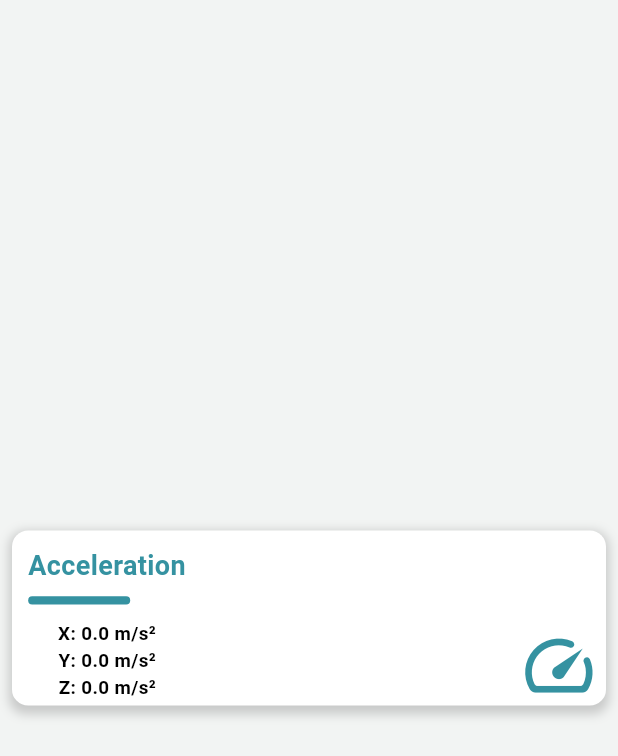
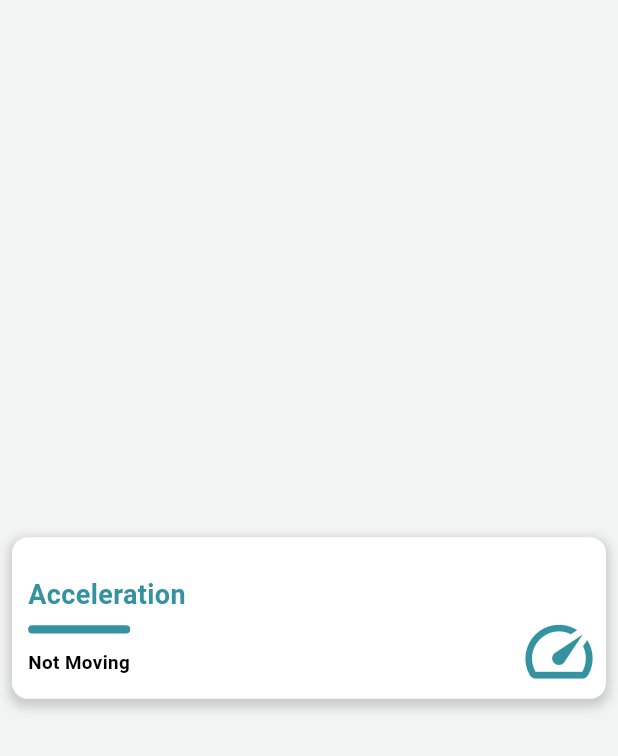
Before and after one commit to fadymonier/Fit-Pulse, a Flutter app: the AccelerationWidget widget shown alone on an empty page, opened directly, on a phone screen of 412 x 824 dp. Shown: the top 756 px of the screen. Run offline on Flutter 3.47's test engine with Material 3 defaults, Android fonts, the phone set to English and light mode, and no system bars; our stand-ins replace cloud_firestore, firebase_auth, firebase_core, firebase_database, fl_chart, flutter_screenutil and 7 more; accounts and stored records are empty; network calls fail.

Commit message:
add Acceleration and Distance Feature

```diff
--- a/lib/features/add_player/presentation/screens/add_player_screen.dart
+++ b/lib/features/add_player/presentation/screens/add_player_screen.dart
@@ -3,7 +3,6 @@
 import 'dart:io';
 import 'package:fitpulse/core/extensions/extensions.dart';
 import 'package:fitpulse/core/utils/app_colors.dart';
-import 'package:fitpulse/core/utils/app_text_styles.dart';
 import 'package:fitpulse/core/widgets/custom_btn.dart';
 import 'package:fitpulse/features/add_player/presentation/widgets/add_pic.dart';
 import 'package:fitpulse/features/add_player/presentation/widgets/all_fields.dart';
--- a/lib/features/player_info/presentation/widgets/acceleration.dart
+++ b/lib/features/player_info/presentation/widgets/acceleration_and_distance.dart
@@ -8,6 +8,7 @@ import 'package:sensors_plus/sensors_plus.dart';
 import 'package:fitpulse/core/models/app_title.dart';
 import 'package:fitpulse/core/utils/app_colors.dart';
 import 'package:fitpulse/core/utils/app_text_styles.dart';
+import 'dart:math' as math;
 
 class AccelerationWidget extends StatefulWidget {
   const AccelerationWidget({
@@ -19,21 +20,38 @@ class AccelerationWidget extends StatefulWidget {
 }
 
 class AccelerationWidgetState extends State<AccelerationWidget> {
-  double x = 0.0;
-  double y = 0.0;
-  double z = 0.0;
+  double _acceleration = 0.0; // Single acceleration value in m/s²
+  bool _isMoving = false; // Track if the device is moving
 
   @override
   void initState() {
     super.initState();
-    // Listen to accelerometer events
-    accelerometerEvents.listen((AccelerometerEvent event) {
+    _startListeningToAccelerometer();
+  }
+
+  void _startListeningToAccelerometer() {
+    // Listen to linear accelerometer events (excludes gravity)
+    userAccelerometerEvents.listen((UserAccelerometerEvent event) {
+      // Calculate the magnitude of the acceleration vector
+      double magnitude = _calculateMagnitude(event.x, event.y, event.z);
+
+      // Define a threshold for movement detection
+      double movementThreshold = 0.1; // Adjust this value as needed
+
+      // Check if the device is moving
+      bool isMoving = magnitude > movementThreshold;
+
+      // Update the UI
       setState(() {
-        x = event.x;
-        y = event.y;
-        z = event.z;
+        _acceleration = magnitude; // Use magnitude directly (in m/s²)
+        _isMoving = isMoving;
       });
     });
+  }
+
+  // Helper function to calculate the magnitude of the acceleration vector
+  double _calculateMagnitude(double x, double y, double z) {
+    return math.sqrt(x * x + y * y + z * z);
   }
 
   @override
@@ -43,7 +61,7 @@ class AccelerationWidgetState extends State<AccelerationWidget> {
       child: Center(
         child: Container(
           width: double.infinity,
-          height: 130.h,
+          height: 120.h,
           decoration: BoxDecoration(
             boxShadow: [
               BoxShadow(
@@ -58,7 +76,10 @@ class AccelerationWidgetState extends State<AccelerationWidget> {
           ),
           child: Row(
             children: [
-              Column(
+              Expanded(
+                child: Column(
+                  crossAxisAlignment: CrossAxisAlignment.start,
+                  mainAxisAlignment: MainAxisAlignment.center,
                   children: [
                     Padding(
                       padding: EdgeInsets.all(12.0.r),
@@ -67,27 +88,27 @@ class AccelerationWidgetState extends State<AccelerationWidget> {
                           showDivider: true,
                           textStyle: AppTextStyles.roboto20MainColor700),
                     ),
-                  Column(
-                    mainAxisAlignment: MainAxisAlignment.center,
-                    crossAxisAlignment: CrossAxisAlignment.end,
-                    children: [
-                      Text("X: $x m/s²",
-                          style: AppTextStyles.roboto14BlackColor700),
-                      Text("Y: $y m/s²",
-                          style: AppTextStyles.roboto14BlackColor700),
-                      Text("Z: $z m/s²",
-                          style: AppTextStyles.roboto14BlackColor700),
-                    ],
+                    Padding(
+                      padding: EdgeInsets.only(left: 12.0.r),
+                      child: Text(
+                        _isMoving
+                            ? "${_acceleration.toStringAsFixed(2)} m/s²"
+                            : "Not Moving",
+                        style: AppTextStyles.roboto14BlackColor700,
+                      ),
                     ),
                   ],
                 ),
-              Spacer(),
+              ),
               Align(
+                alignment: Alignment.centerRight,
+                child: Padding(
+                  padding: EdgeInsets.all(5.0.r),
+                  child: Align(
                     alignment: Alignment.bottomRight,
-                child: Padding(
-                  padding: EdgeInsets.only(right: 5.0.r),
-                  child: Icon(Icons.speed_rounded,
+                    child: Icon(Icons.speed,
                         size: 60.sp, color: AppColors.mainColor),
+                  ),
                 ),
               ),
             ],
--- a/lib/features/player_info/presentation/widgets/player_statstics.dart
+++ b/lib/features/player_info/presentation/widgets/player_statstics.dart
@@ -1,5 +1,5 @@
 import 'package:fitpulse/core/extensions/extensions.dart';
-import 'package:fitpulse/features/player_info/presentation/widgets/acceleration.dart';
+import 'package:fitpulse/features/player_info/presentation/widgets/acceleration_and_distance.dart';
 import 'package:fitpulse/features/player_info/presentation/widgets/ecg_result.dart';
 import 'package:fitpulse/features/player_info/presentation/widgets/fl_chart.dart';
 import 'package:fitpulse/features/player_info/presentation/widgets/lactic_acid_level.dart';
```
Lines whose indentation alone changed are shown as unchanged.
